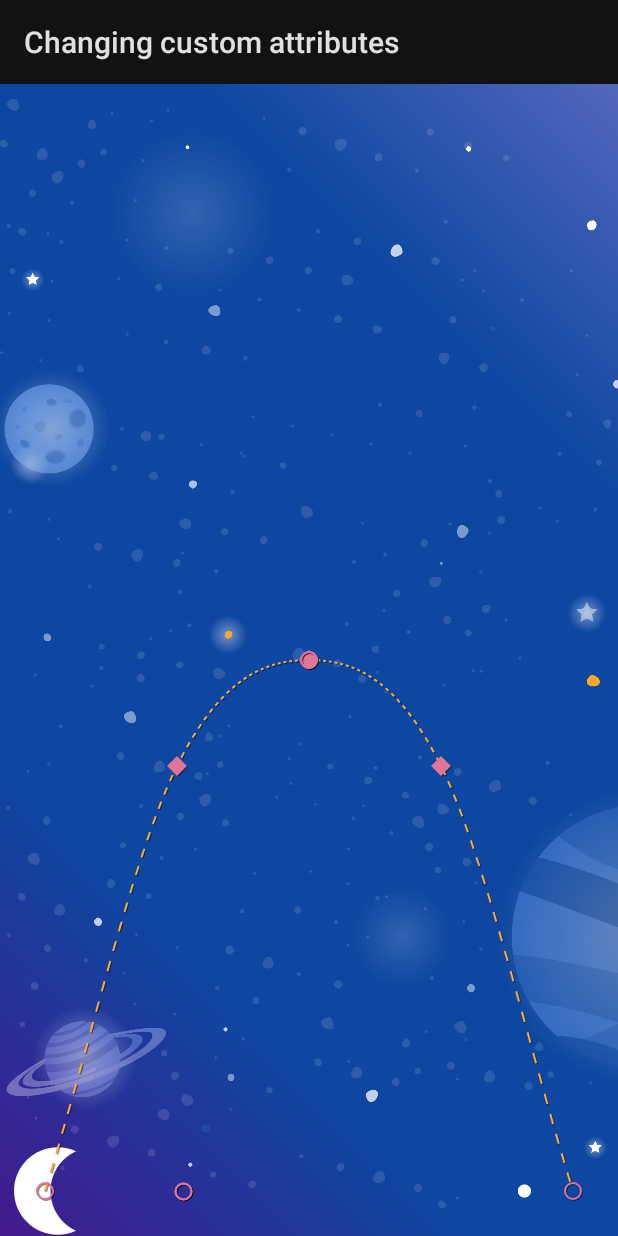
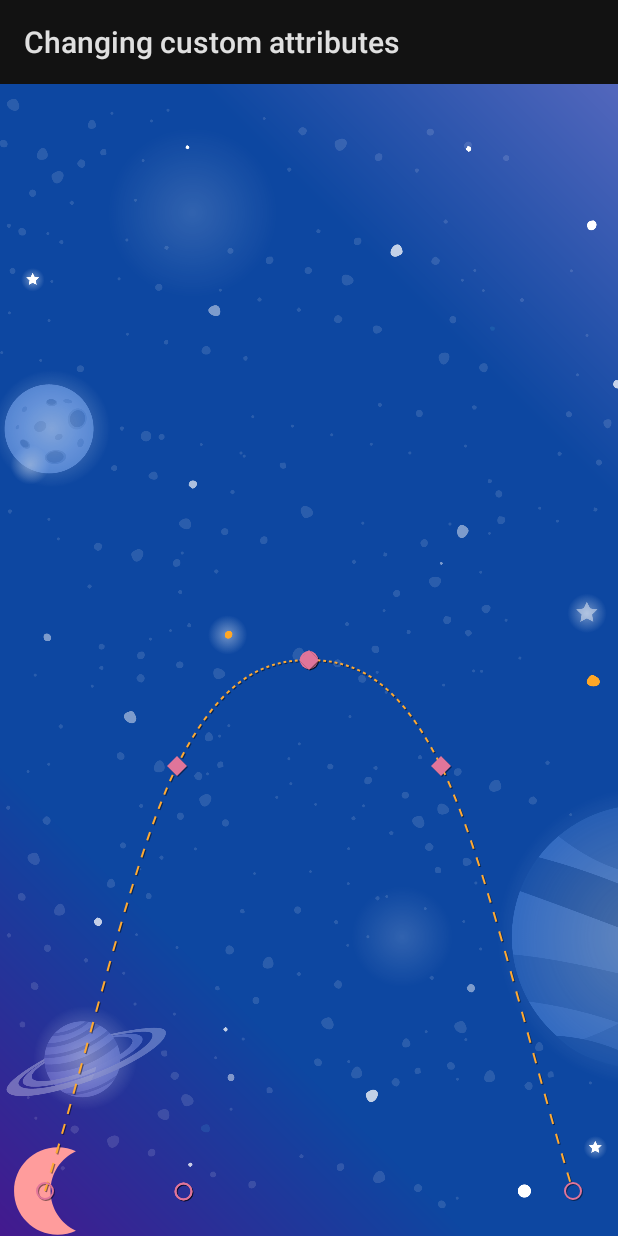
Before and after one commit to RowickaM/NewThings, an Android app: the Step6Activity screen opened directly, with no data from a screen before it, on a phone screen of 412 x 824 dp. Run offline under Robolectric (Android 15) with nearby library versions, the phone set to English and light mode, and no system bars.

Commit message:
add color animation

```diff
--- a/app/src/main/res/xml/step6.xml
+++ b/app/src/main/res/xml/step6.xml
@@ -17,33 +17,55 @@
                 app:keyPositionType="parentRelative"
                 app:motionTarget="@id/moon"
                 app:percentY="0.6" />
+
             <KeyPosition
                 app:framePosition="50"
                 app:keyPositionType="parentRelative"
                 app:motionTarget="@id/moon"
                 app:percentY="0.5" />
+
             <KeyPosition
                 app:framePosition="75"
                 app:keyPositionType="parentRelative"
                 app:motionTarget="@id/moon"
                 app:percentY="0.6" />
+
             <KeyAttribute
-                android:rotation="-360"
+                app:framePosition="0"
+                app:motionTarget="@id/moon">
+                <CustomAttribute
+                    app:attributeName="colorFilter"
+                    app:customColorValue="#FF9C9C" />
+            </KeyAttribute>
+
+            <KeyAttribute
+                android:rotation="360"
+                app:framePosition="50"
+                app:motionTarget="@id/moon">
+                <CustomAttribute
+                    app:attributeName="colorFilter"
+                    app:customColorValue="#E5D360" />
+            </KeyAttribute>
+
+            <KeyAttribute
                 android:scaleX="2.0"
                 android:scaleY="2.0"
                 app:framePosition="50"
                 app:motionTarget="@id/moon" />
+
             <KeyAttribute
-                android:rotation="-720"
-                app:framePosition="100"
-                app:motionTarget="@id/moon" />
-            <KeyAttribute
-                android:alpha="0.0"
-                app:framePosition="85"
+                android:alpha="0"
+                app:framePosition="90"
                 app:motionTarget="@id/credits" />
 
-            <!-- TODO Add Custom attributes here -->
-
+            <KeyAttribute
+                android:rotation="0"
+                app:framePosition="100"
+                app:motionTarget="@id/moon">
+                <CustomAttribute
+                    app:attributeName="colorFilter"
+                    app:customColorValue="#FFFFFF" />
+            </KeyAttribute>
         </KeyFrameSet>
     </Transition>
 
```
